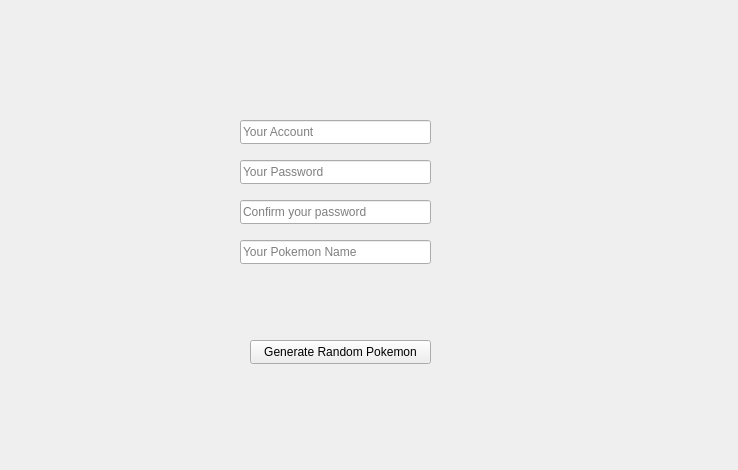
Before: the Qt Designer form pokemon_stagetwo/PokemonClient/signuppage.ui in martyLY/pokemon, drawn with Qt 5.
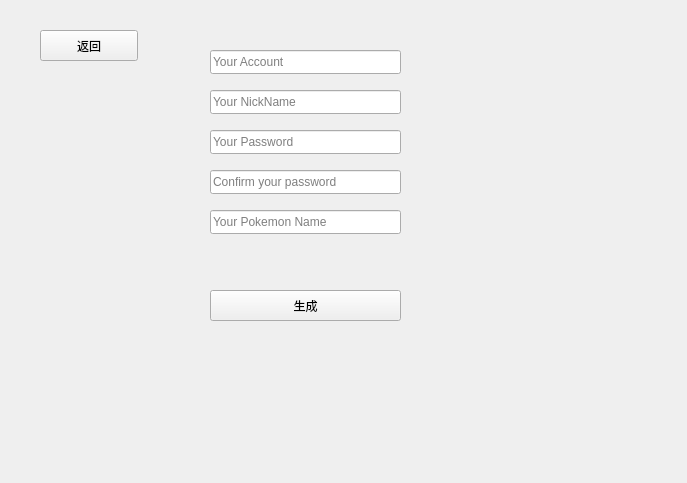
After: the same form once the commit is applied.

```diff
--- a/pokemon_stagetwo/PokemonClient/signuppage.ui
+++ b/pokemon_stagetwo/PokemonClient/signuppage.ui
@@ -6,8 +6,8 @@
    <rect>
     <x>0</x>
     <y>0</y>
-    <width>738</width>
-    <height>470</height>
+    <width>687</width>
+    <height>483</height>
    </rect>
   </property>
   <property name="windowTitle">
@@ -16,8 +16,8 @@
   <widget class="QLineEdit" name="signupAccount">
    <property name="geometry">
     <rect>
-     <x>240</x>
-     <y>120</y>
+     <x>210</x>
+     <y>50</y>
      <width>191</width>
      <height>24</height>
     </rect>
@@ -29,8 +29,8 @@
   <widget class="QLineEdit" name="signupPassword">
    <property name="geometry">
     <rect>
-     <x>240</x>
-     <y>160</y>
+     <x>210</x>
+     <y>130</y>
      <width>191</width>
      <height>24</height>
     </rect>
@@ -42,8 +42,8 @@
   <widget class="QLineEdit" name="signupPasswordConfirm">
    <property name="geometry">
     <rect>
-     <x>240</x>
-     <y>200</y>
+     <x>210</x>
+     <y>170</y>
      <width>191</width>
      <height>24</height>
     </rect>
@@ -55,8 +55,8 @@
   <widget class="QLineEdit" name="pokemonName">
    <property name="geometry">
     <rect>
-     <x>240</x>
-     <y>240</y>
+     <x>210</x>
+     <y>210</y>
      <width>191</width>
      <height>24</height>
     </rect>
@@ -68,14 +68,59 @@
   <widget class="QPushButton" name="generatePokemon">
    <property name="geometry">
     <rect>
-     <x>250</x>
-     <y>340</y>
-     <width>181</width>
+     <x>210</x>
+     <y>290</y>
+     <width>191</width>
+     <height>31</height>
+    </rect>
+   </property>
+   <property name="text">
+    <string>生成</string>
+   </property>
+  </widget>
+  <widget class="QPushButton" name="back">
+   <property name="geometry">
+    <rect>
+     <x>40</x>
+     <y>30</y>
+     <width>98</width>
+     <height>31</height>
+    </rect>
+   </property>
+   <property name="text">
+    <string>返回</string>
+   </property>
+  </widget>
+  <widget class="QLabel" name="errorinfo">
+   <property name="geometry">
+    <rect>
+     <x>210</x>
+     <y>250</y>
+     <width>361</width>
+     <height>23</height>
+    </rect>
+   </property>
+   <property name="styleSheet">
+    <string notr="true">color: rgb(204, 0, 0);</string>
+   </property>
+   <property name="text">
+    <string/>
+   </property>
+  </widget>
+  <widget class="QLineEdit" name="signupNickName">
+   <property name="geometry">
+    <rect>
+     <x>210</x>
+     <y>90</y>
+     <width>191</width>
      <height>24</height>
     </rect>
    </property>
    <property name="text">
-    <string>Generate Random Pokemon</string>
+    <string/>
+   </property>
+   <property name="placeholderText">
+    <string>Your NickName</string>
    </property>
   </widget>
  </widget>
```
